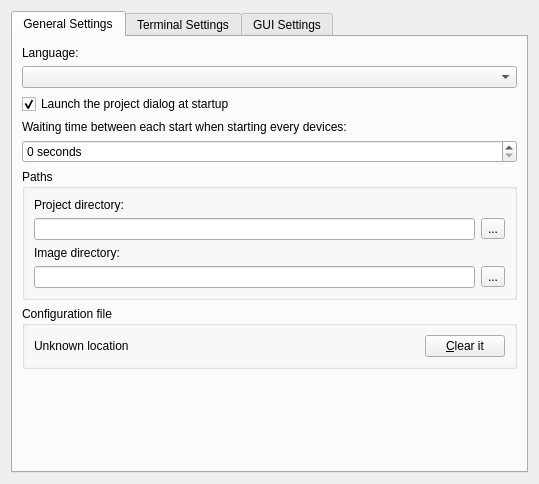
Old version of the form src/GNS3/Ui/ConfigurationPages/Form_PreferencesGeneral.ui in the repository GNS3/gns3-legacy.
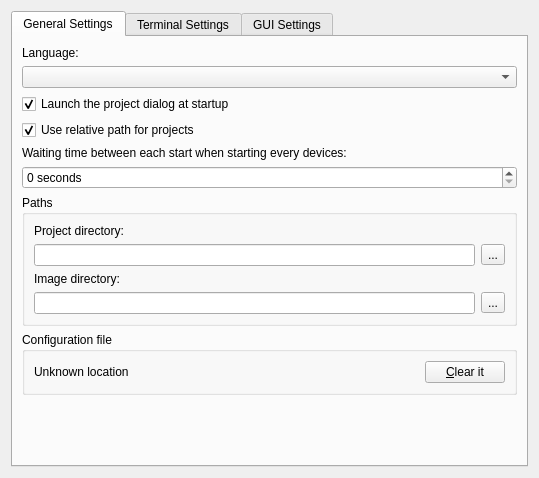
New version of the form.

Commit message: [*] Relative paths + test button for Qemu stuff

What changed in the file:
```diff
--- a/src/GNS3/Ui/ConfigurationPages/Form_PreferencesGeneral.ui
+++ b/src/GNS3/Ui/ConfigurationPages/Form_PreferencesGeneral.ui
@@ -7,7 +7,7 @@
     <x>0</x>
     <y>0</y>
     <width>539</width>
-    <height>484</height>
+    <height>478</height>
    </rect>
   </property>
   <property name="windowTitle">
@@ -58,13 +58,23 @@
         </widget>
        </item>
        <item row="3" column="0">
+        <widget class="QCheckBox" name="checkBoxRelativePaths">
+         <property name="text">
+          <string>Use relative path for projects</string>
+         </property>
+         <property name="checked">
+          <bool>true</bool>
+         </property>
+        </widget>
+       </item>
+       <item row="4" column="0">
         <widget class="QLabel" name="label_7">
          <property name="text">
           <string>Waiting time between each start when starting every devices:</string>
          </property>
         </widget>
        </item>
-       <item row="4" column="0">
+       <item row="5" column="0">
         <widget class="QSpinBox" name="slowStartAll">
          <property name="suffix">
           <string> seconds</string>
@@ -74,7 +84,7 @@
          </property>
         </widget>
        </item>
-       <item row="5" column="0">
+       <item row="6" column="0">
         <widget class="QGroupBox" name="groupBox_2">
          <property name="title">
           <string>Paths</string>
@@ -123,7 +133,7 @@
          </layout>
         </widget>
        </item>
-       <item row="6" column="0">
+       <item row="7" column="0">
         <widget class="QGroupBox" name="groupBox_3">
          <property name="title">
           <string>Configuration file</string>
@@ -159,7 +169,7 @@
          </layout>
         </widget>
        </item>
-       <item row="7" column="0">
+       <item row="8" column="0">
         <spacer>
          <property name="orientation">
           <enum>Qt::Vertical</enum>
```
The commit also changes 42 other files.
